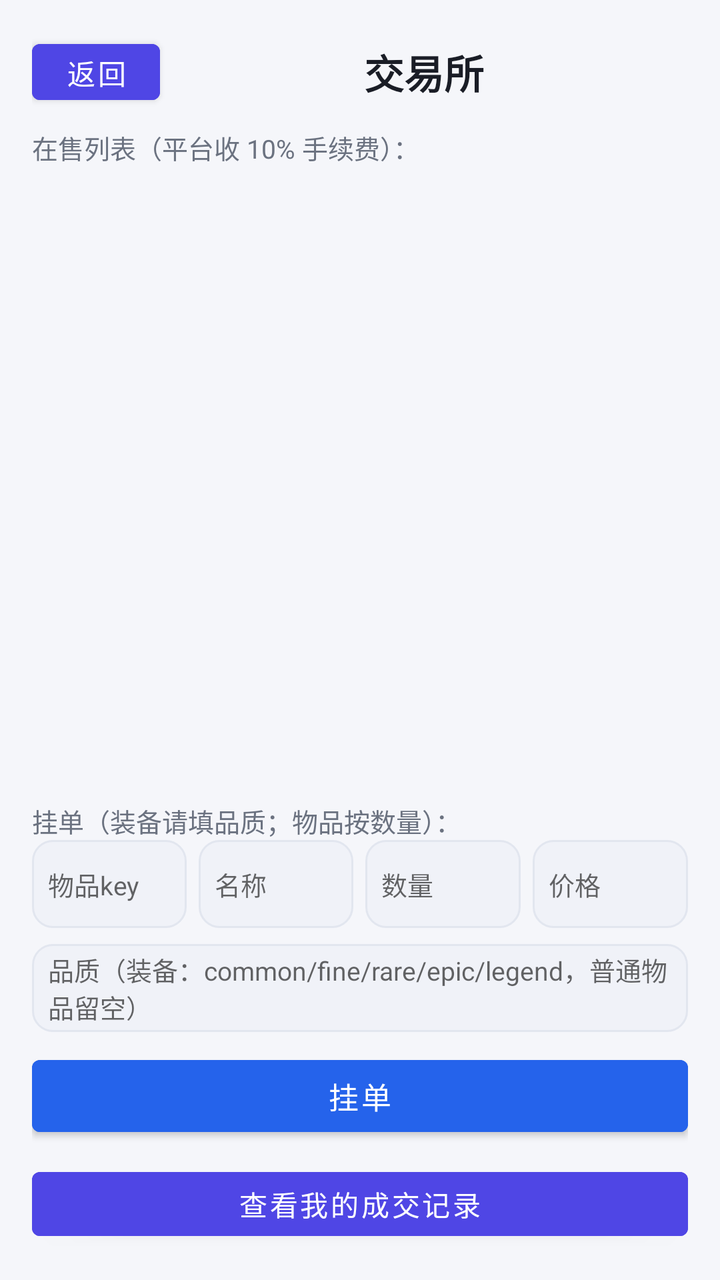
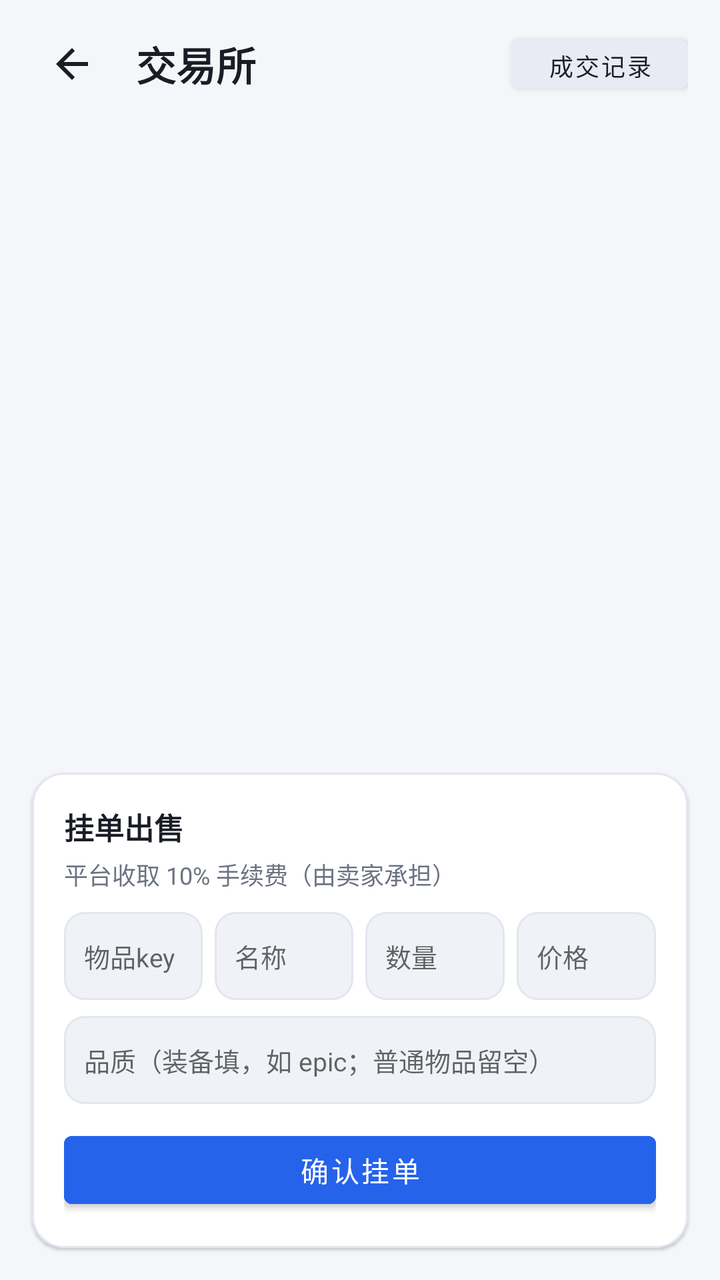

An Android layout rendered at two revisions. The XML below is the earlier revision; the diff shows what the commit changed to produce the second picture.
<!-- AndroidManifest.xml: application theme Theme.Yishijie -->
<!-- res/layout/activity_exchange.xml -->
<?xml version="1.0" encoding="utf-8"?>
<LinearLayout xmlns:android="http://schemas.android.com/apk/res/android"
    android:layout_width="match_parent"
    android:layout_height="match_parent"
    android:orientation="vertical"
    android:background="@color/background"
    android:padding="16dp">

    <LinearLayout
        android:layout_width="match_parent"
        android:layout_height="wrap_content"
        android:orientation="horizontal"
        android:gravity="center_vertical">

        <Button
            android:id="@+id/btnBack"
            android:layout_width="64dp"
            android:layout_height="40dp"
            android:text="返回"
            android:textSize="14sp"
            android:backgroundTint="@color/accent" />

        <TextView
            android:layout_width="0dp"
            android:layout_height="wrap_content"
            android:layout_weight="1"
            android:text="交易所"
            android:textSize="20sp"
            android:textColor="@color/text_primary"
            android:textStyle="bold"
            android:gravity="center" />
    </LinearLayout>

    <TextView
        android:layout_width="match_parent"
        android:layout_height="wrap_content"
        android:text="在售列表（平台收 10% 手续费）："
        android:textSize="13sp"
        android:textColor="@color/text_secondary"
        android:paddingVertical="8dp" />

    <ScrollView
        android:layout_width="match_parent"
        android:layout_height="0dp"
        android:layout_weight="1">
        <LinearLayout
            android:id="@+id/llListings"
            android:layout_width="match_parent"
            android:layout_height="wrap_content"
            android:orientation="vertical" />
    </ScrollView>

    <TextView
        android:id="@+id/tvStatus"
        android:layout_width="match_parent"
        android:layout_height="wrap_content"
        android:text=""
        android:textSize="13sp"
        android:textColor="@color/warning"
        android:paddingTop="8dp"
        android:gravity="center" />

    <TextView
        android:layout_width="match_parent"
        android:layout_height="wrap_content"
        android:text="挂单（装备请填品质；物品按数量）："
        android:textSize="13sp"
        android:textColor="@color/text_secondary"
        android:paddingTop="8dp" />

    <LinearLayout
        android:layout_width="match_parent"
        android:layout_height="wrap_content"
        android:orientation="horizontal">
        <EditText
            android:id="@+id/etItemKey"
            android:layout_width="0dp"
            android:layout_height="44dp"
            android:layout_weight="1"
            android:hint="物品key"
            android:textSize="13sp"
            android:background="@drawable/bg_input"
            android:paddingHorizontal="8dp"
            android:layout_marginEnd="6dp" />
        <EditText
            android:id="@+id/etItemName"
            android:layout_width="0dp"
            android:layout_height="44dp"
            android:layout_weight="1"
            android:hint="名称"
            android:textSize="13sp"
            android:background="@drawable/bg_input"
            android:paddingHorizontal="8dp"
            android:layout_marginEnd="6dp" />
        <EditText
            android:id="@+id/etItemQty"
            android:layout_width="0dp"
            android:layout_height="44dp"
            android:layout_weight="1"
            android:hint="数量"
            android:inputType="number"
            android:textSize="13sp"
            android:background="@drawable/bg_input"
            android:paddingHorizontal="8dp"
            android:layout_marginEnd="6dp" />
        <EditText
            android:id="@+id/etItemPrice"
            android:layout_width="0dp"
            android:layout_height="44dp"
            android:layout_weight="1"
            android:hint="价格"
            android:inputType="number"
            android:textSize="13sp"
            android:background="@drawable/bg_input"
            android:paddingHorizontal="8dp" />
    </LinearLayout>

    <EditText
        android:id="@+id/etItemQuality"
        android:layout_width="match_parent"
        android:layout_height="44dp"
        android:hint="品质（装备：common/fine/rare/epic/legend，普通物品留空）"
        android:textSize="13sp"
        android:background="@drawable/bg_input"
        android:paddingHorizontal="8dp"
        android:layout_marginTop="8dp" />

    <Button
        android:id="@+id/btnList"
        android:layout_width="match_parent"
        android:layout_height="48dp"
        android:text="挂单"
        android:textSize="15sp"
        android:backgroundTint="@color/primary"
        android:layout_marginTop="8dp" />

    <Button
        android:id="@+id/btnHistory"
        android:layout_width="match_parent"
        android:layout_height="44dp"
        android:text="查看我的成交记录"
        android:textSize="14sp"
        android:backgroundTint="@color/accent"
        android:layout_marginTop="8dp" />
</LinearLayout>
<!-- resources referenced by this layout -->
<resources>
  <color name="accent">#4F46E5</color>
  <color name="background">#F5F6FA</color>
  <color name="primary">#2563EB</color>
  <color name="text_primary">#1A1D26</color>
  <color name="text_secondary">#6B7280</color>
  <color name="warning">#D97706</color>
  <!-- drawable bg_input (drawable) -->
  <?xml version="1.0" encoding="utf-8"?>
  <shape xmlns:android="http://schemas.android.com/apk/res/android">
      <solid android:color="@color/surface" />
      <stroke android:width="1dp" android:color="@color/surface_border" />
      <corners android:radius="10dp" />
  </shape>
  <style name="Theme.Yishijie" parent="Theme.MaterialComponents.Light.NoActionBar">
          <item name="colorPrimary">@color/primary</item>
          <item name="colorPrimaryDark">@color/primary_dark</item>
          <item name="colorAccent">@color/accent</item>
          <item name="android:windowBackground">@color/background</item>
          <item name="android:statusBarColor">@color/background</item>
          <item name="android:navigationBarColor">@color/background</item>
          <item name="android:windowLightStatusBar">true</item>
          <item name="android:windowLightNavigationBar">true</item>
      </style>
  <color name="surface">#F0F2F8</color>
  <color name="surface_border">#E2E6EF</color>
  <color name="primary_dark">#1D4ED8</color>
</resources>

<!-- the commit's change to res/layout/activity_exchange.xml (unified diff, before → after) -->
@@ -1,24 +1,29 @@
 <?xml version="1.0" encoding="utf-8"?>
 <LinearLayout xmlns:android="http://schemas.android.com/apk/res/android"
+    xmlns:app="http://schemas.android.com/apk/res-auto"
     android:layout_width="match_parent"
     android:layout_height="match_parent"
     android:orientation="vertical"
-    android:background="@color/background"
-    android:padding="16dp">
+    android:background="@color/background">
 
+    
     <LinearLayout
         android:layout_width="match_parent"
         android:layout_height="wrap_content"
         android:orientation="horizontal"
-        android:gravity="center_vertical">
+        android:gravity="center_vertical"
+        android:paddingStart="16dp"
+        android:paddingEnd="16dp"
+        android:paddingTop="12dp"
+        android:paddingBottom="12dp">
 
-        <Button
+        <ImageButton
             android:id="@+id/btnBack"
-            android:layout_width="64dp"
+            android:layout_width="40dp"
             android:layout_height="40dp"
-            android:text="返回"
-            android:textSize="14sp"
-            android:backgroundTint="@color/accent" />
+            android:src="@drawable/ic_back"
+            android:background="?attr/selectableItemBackgroundBorderless"
+            android:contentDescription="返回" />
 
         <TextView
             android:layout_width="0dp"
@@ -28,26 +33,32 @@
             android:textSize="20sp"
             android:textColor="@color/text_primary"
             android:textStyle="bold"
-            android:gravity="center" />
+            android:layout_marginStart="12dp" />
+
+        <Button
+            android:id="@+id/btnHistory"
+            android:layout_width="wrap_content"
+            android:layout_height="36dp"
+            android:text="成交记录"
+            android:textSize="12sp"
+            android:backgroundTint="@color/surface_light"
+            android:textColor="@color/text_primary" />
     </LinearLayout>
 
-    <TextView
-        android:layout_width="match_parent"
-        android:layout_height="wrap_content"
-        android:text="在售列表（平台收 10% 手续费）："
-        android:textSize="13sp"
-        android:textColor="@color/text_secondary"
-        android:paddingVertical="8dp" />
-
+    
     <ScrollView
         android:layout_width="match_parent"
         android:layout_height="0dp"
-        android:layout_weight="1">
+        android:layout_weight="1"
+        android:fillViewport="true">
         <LinearLayout
             android:id="@+id/llListings"
             android:layout_width="match_parent"
             android:layout_height="wrap_content"
-            android:orientation="vertical" />
+            android:orientation="vertical"
+            android:paddingStart="16dp"
+            android:paddingEnd="16dp"
+            android:paddingBottom="8dp" />
     </ScrollView>
 
     <TextView
@@ -56,90 +67,112 @@
         android:layout_height="wrap_content"
         android:text=""
         android:textSize="13sp"
-        android:textColor="@color/warning"
-        android:paddingTop="8dp"
-        android:gravity="center" />
+        android:textColor="@color/text_secondary"
+        android:gravity="center"
+        android:paddingTop="4dp"
+        android:paddingBottom="4dp" />
 
-    <TextView
+    
+    <com.google.android.material.card.MaterialCardView
         android:layout_width="match_parent"
         android:layout_height="wrap_content"
-        android:text="挂单（装备请填品质；物品按数量）："
-        android:textSize="13sp"
-        android:textColor="@color/text_secondary"
-        android:paddingTop="8dp" />
+        app:cardBackgroundColor="@color/background_card"
+        app:cardCornerRadius="16dp"
+        app:cardElevation="1dp"
+        app:strokeColor="@color/surface_border"
+        app:strokeWidth="1dp"
+        android:layout_marginStart="16dp"
+        android:layout_marginEnd="16dp"
+        android:layout_marginBottom="16dp">
 
-    <LinearLayout
-        android:layout_width="match_parent"
-        android:layout_height="wrap_content"
-        android:orientation="horizontal">
-        <EditText
-            android:id="@+id/etItemKey"
-            android:layout_width="0dp"
-            android:layout_height="44dp"
-            android:layout_weight="1"
-            android:hint="物品key"
-            android:textSize="13sp"
-            android:background="@drawable/bg_input"
-            android:paddingHorizontal="8dp"
-            android:layout_marginEnd="6dp" />
-        <EditText
-            android:id="@+id/etItemName"
-            android:layout_width="0dp"
-            android:layout_height="44dp"
-            android:layout_weight="1"
-            android:hint="名称"
-            android:textSize="13sp"
-            android:background="@drawable/bg_input"
-            android:paddingHorizontal="8dp"
-            android:layout_marginEnd="6dp" />
-        <EditText
-            android:id="@+id/etItemQty"
-            android:layout_width="0dp"
-            android:layout_height="44dp"
-            android:layout_weight="1"
-            android:hint="数量"
-            android:inputType="number"
-            android:textSize="13sp"
-            android:background="@drawable/bg_input"
-            android:paddingHorizontal="8dp"
-            android:layout_marginEnd="6dp" />
-        <EditText
-            android:id="@+id/etItemPrice"
-            android:layout_width="0dp"
-            android:layout_height="44dp"
-            android:layout_weight="1"
-            android:hint="价格"
-            android:inputType="number"
-            android:textSize="13sp"
-            android:background="@drawable/bg_input"
-            android:paddingHorizontal="8dp" />
-    </LinearLayout>
+        <LinearLayout
+            android:layout_width="match_parent"
+            android:layout_height="wrap_content"
+            android:orientation="vertical"
+            android:padding="16dp">
 
-    <EditText
-        android:id="@+id/etItemQuality"
-        android:layout_width="match_parent"
-        android:layout_height="44dp"
-        android:hint="品质（装备：common/fine/rare/epic/legend，普通物品留空）"
-        android:textSize="13sp"
-        android:background="@drawable/bg_input"
-        android:paddingHorizontal="8dp"
-        android:layout_marginTop="8dp" />
+            <TextView
+                android:layout_width="wrap_content"
+                android:layout_height="wrap_content"
+                android:text="挂单出售"
+                android:textSize="15sp"
+                android:textColor="@color/text_primary"
+                android:textStyle="bold"
+                android:layout_marginBottom="4dp" />
 
-    <Button
-        android:id="@+id/btnList"
-        android:layout_width="match_parent"
-        android:layout_height="48dp"
-        android:text="挂单"
-        android:textSize="15sp"
-        android:backgroundTint="@color/primary"
-        android:layout_marginTop="8dp" />
+            <TextView
+                android:layout_width="wrap_content"
+                android:layout_height="wrap_content"
+                android:text="平台收取 10% 手续费（由卖家承担）"
+                android:textSize="12sp"
+                android:textColor="@color/text_secondary"
+                android:layout_marginBottom="10dp" />
 
-    <Button
-        android:id="@+id/btnHistory"
-        android:layout_width="match_parent"
-        android:layout_height="44dp"
-        android:text="查看我的成交记录"
-        android:textSize="14sp"
-        android:backgroundTint="@color/accent"
-        android:layout_marginTop="8dp" />
+            <LinearLayout
+                android:layout_width="match_parent"
+                android:layout_height="wrap_content"
+                android:orientation="horizontal">
+                <EditText
+                    android:id="@+id/etItemKey"
+                    android:layout_width="0dp"
+                    android:layout_height="44dp"
+                    android:layout_weight="1"
+                    android:hint="物品key"
+                    android:textSize="13sp"
+                    android:background="@drawable/bg_input"
+                    android:paddingHorizontal="10dp"
+                    android:layout_marginEnd="6dp" />
+                <EditText
+                    android:id="@+id/etItemName"
+                    android:layout_width="0dp"
+                    android:layout_height="44dp"
+                    android:layout_weight="1"
+                    android:hint="名称"
+                    android:textSize="13sp"
+                    android:background="@drawable/bg_input"
+                    android:paddingHorizontal="10dp"
+                    android:layout_marginEnd="6dp" />
+                <EditText
+                    android:id="@+id/etItemQty"
+                    android:layout_width="0dp"
+                    android:layout_height="44dp"
+                    android:layout_weight="1"
+                    android:hint="数量"
+                    android:inputType="number"
+                    android:textSize="13sp"
+                    android:background="@drawable/bg_input"
+                    android:paddingHorizontal="10dp"
+                    android:layout_marginEnd="6dp" />
+                <EditText
+                    android:id="@+id/etItemPrice"
+                    android:layout_width="0dp"
+                    android:layout_height="44dp"
+                    android:layout_weight="1"
+                    android:hint="价格"
+                    android:inputType="number"
+                    android:textSize="13sp"
+                    android:background="@drawable/bg_input"
+                    android:paddingHorizontal="10dp" />
+            </LinearLayout>
+
+            <EditText
+                android:id="@+id/etItemQuality"
+                android:layout_width="match_parent"
+                android:layout_height="44dp"
+                android:hint="品质（装备填，如 epic；普通物品留空）"
+                android:textSize="13sp"
+                android:background="@drawable/bg_input"
+                android:paddingHorizontal="10dp"
+                android:layout_marginTop="8dp" />
+
+            <Button
+                android:id="@+id/btnList"
+                android:layout_width="match_parent"
+                android:layout_height="46dp"
+                android:text="确认挂单"
+                android:textSize="14sp"
+                android:backgroundTint="@color/primary"
+                android:layout_marginTop="10dp" />
+        </LinearLayout>
+    </com.google.android.material.card.MaterialCardView>
 </LinearLayout>
<!-- resource entries referenced after the edit -->
@@ -2,10 +2,10 @@
 <resources>
   <color name="accent">#4F46E5</color>
   <color name="background">#F5F6FA</color>
+  <color name="background_card">#FFFFFF</color>
   <color name="primary">#2563EB</color>
   <color name="text_primary">#1A1D26</color>
   <color name="text_secondary">#6B7280</color>
-  <color name="warning">#D97706</color>
   <!-- drawable bg_input (drawable) -->
   <?xml version="1.0" encoding="utf-8"?>
   <shape xmlns:android="http://schemas.android.com/apk/res/android">
@@ -13,6 +13,17 @@
       <stroke android:width="1dp" android:color="@color/surface_border" />
       <corners android:radius="10dp" />
   </shape>
+  <!-- drawable ic_back (drawable) -->
+  <?xml version="1.0" encoding="utf-8"?>
+  <vector xmlns:android="http://schemas.android.com/apk/res/android"
+      android:width="24dp"
+      android:height="24dp"
+      android:viewportWidth="24"
+      android:viewportHeight="24">
+      <path
+          android:fillColor="#1A1D26"
+          android:pathData="M20,11H7.83l5.59,-5.59L12,4l-8,8 8,8 1.41,-1.41L7.83,13H20v-2z"/>
+  </vector>
   <style name="Theme.Yishijie" parent="Theme.MaterialComponents.Light.NoActionBar">
           <item name="colorPrimary">@color/primary</item>
           <item name="colorPrimaryDark">@color/primary_dark</item>
@@ -25,6 +36,7 @@
       </style>
   <color name="surface">#F0F2F8</color>
   <color name="surface_border">#E2E6EF</color>
+  <color name="surface_light">#E8EBF3</color>
   <color name="primary_dark">#1D4ED8</color>
 </resources>
 
